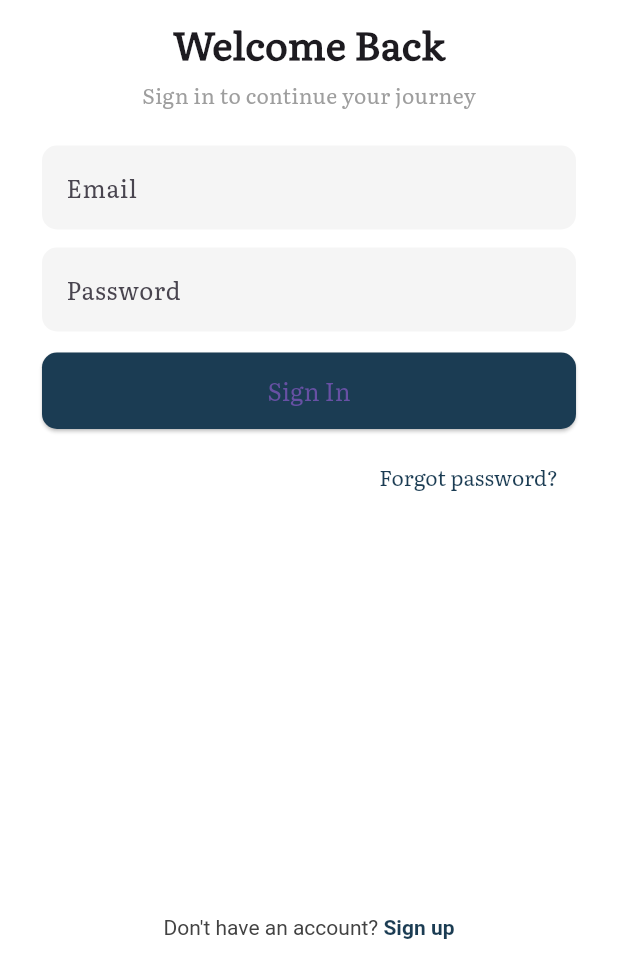
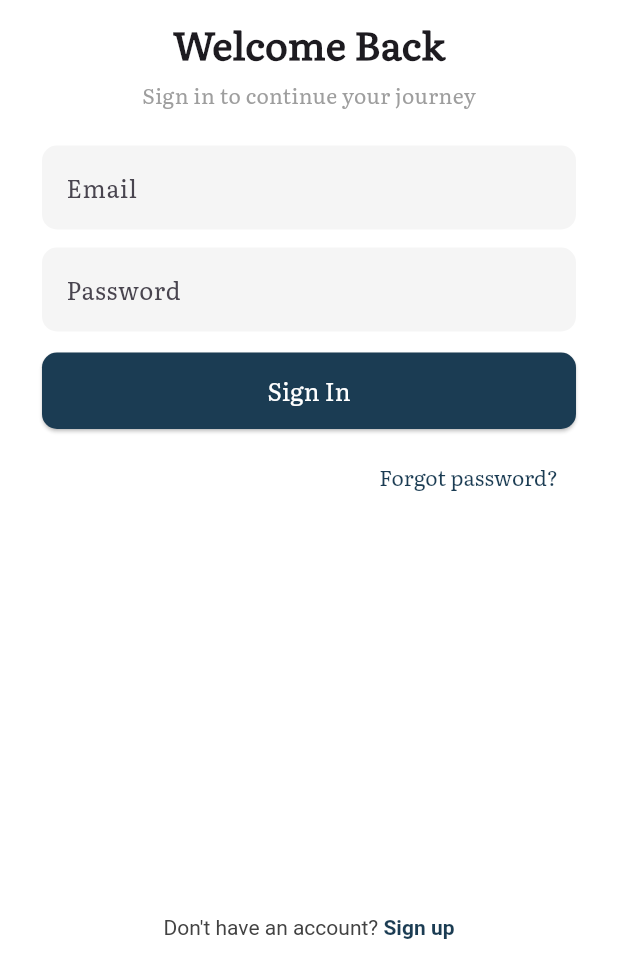
Before and after one commit to idevkhalid/scholar_nest, a Flutter app: the screen it shows after launch, after a tap on "NEXT", after a tap on the "bookmark outline" icon, on a phone screen of 412 x 824 dp, the part 267-1236 px from its top. Run offline on Flutter 3.47's test engine with Material 3 defaults, Android fonts, the phone set to English and light mode, and no system bars; our stand-ins replace carousel_slider, google_fonts.

Commit message:
Update button text color and splash screen layout
Set button text color to white on Home, Login, and Register screens for better visibility. Adjust SplashScreen logo size, spacing, and title font size to improve visual alignment and match design specifications.

```diff
--- a/lib/screens/home_screen.dart
+++ b/lib/screens/home_screen.dart
@@ -219,7 +219,8 @@ class _HomeScreenState extends State<HomeScreen> {
                   style: ElevatedButton.styleFrom(
                     backgroundColor: const Color(0xFF1B3C53),
                   ),
-                  child: const Text("View"),
+                  child: const Text("View",
+                      style: TextStyle(color: Colors.white)),
                 )
               ],
             ),
--- a/lib/screens/login_screen.dart
+++ b/lib/screens/login_screen.dart
@@ -145,7 +145,7 @@ class _LoginScreenState extends State<LoginScreen> {
                             borderRadius: BorderRadius.circular(10),
                           ),
                         ),
-                        child: const Text('Sign In', style: TextStyle(fontSize: 16)),
+                        child: const Text('Sign In', style: TextStyle(fontSize: 16, color: Colors.white)),
                       ),
                     ),
 
--- a/lib/screens/register_screen.dart
+++ b/lib/screens/register_screen.dart
@@ -153,7 +153,7 @@ class _RegisterScreenState extends State<RegisterScreen> {
                               padding: const EdgeInsets.symmetric(vertical: 14),
                               shape: RoundedRectangleBorder(borderRadius: BorderRadius.circular(8)),
                             ),
-                            child: const Text('NEXT', style: TextStyle(fontSize: 16)),
+                            child: const Text('NEXT', style: TextStyle(fontSize: 16,color: Colors.white)),
                           ),
                         ),
 
--- a/lib/screens/splash_screen.dart
+++ b/lib/screens/splash_screen.dart
@@ -29,28 +29,32 @@ class _SplashScreenState extends State<SplashScreen> {
         child: Column(
           mainAxisSize: MainAxisSize.min,
           children: [
-            Image.asset(
-              'assets/logo.jpeg',
-              width: 150,
-              height: 150,
+
+            /// 🔥 FIXED SPACING — looks exactly like your screenshot
+            ClipRect(
+              child: Image.asset(
+                'assets/logo.jpeg',
+                width: 150,
+                height: 120,
+                fit: BoxFit.fill,
+              ),
             ),
+
             const SizedBox(height: 2),
 
-            // Main Title (matches logo style)
             Text(
               'SCHOLOR NEST',
               style: TextStyle(
-                fontFamily: 'Literata',        // closest match to logo style
-                fontSize: 26,
-                fontWeight: FontWeight.w800,   // thick bold like logo
-                letterSpacing: 2.2,            // matches the logo spacing
-                color: Color(0xFF0D1C2E),      // very dark navy (same as logo)
+                fontFamily: 'Literata',
+                fontSize: 22,
+                fontWeight: FontWeight.w800,
+                letterSpacing: 2.2,
+                color: Color(0xFF0D1C2E),
               ),
             ),
 
-            const SizedBox(height: 6),
+            const SizedBox(height: 2),
 
-            // Underline bars (same as logo)
             Row(
               mainAxisAlignment: MainAxisAlignment.center,
               children: [
@@ -59,7 +63,7 @@ class _SplashScreenState extends State<SplashScreen> {
                   height: 2.2,
                   color: Color(0xFF0D1C2E),
                 ),
-                const SizedBox(width: 8),
+                const SizedBox(width: 2),
                 Container(
                   width: 55,
                   height: 2.2,
@@ -68,8 +72,7 @@ class _SplashScreenState extends State<SplashScreen> {
               ],
             ),
           ],
-        )
-
+        ),
       ),
     );
   }
```
